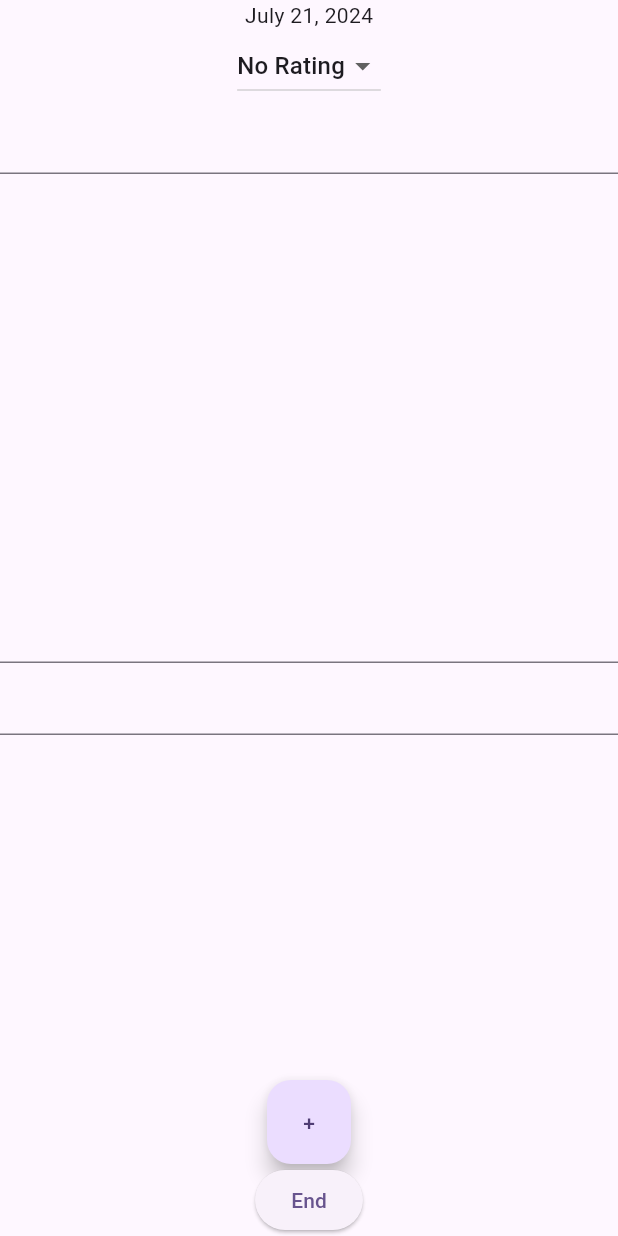
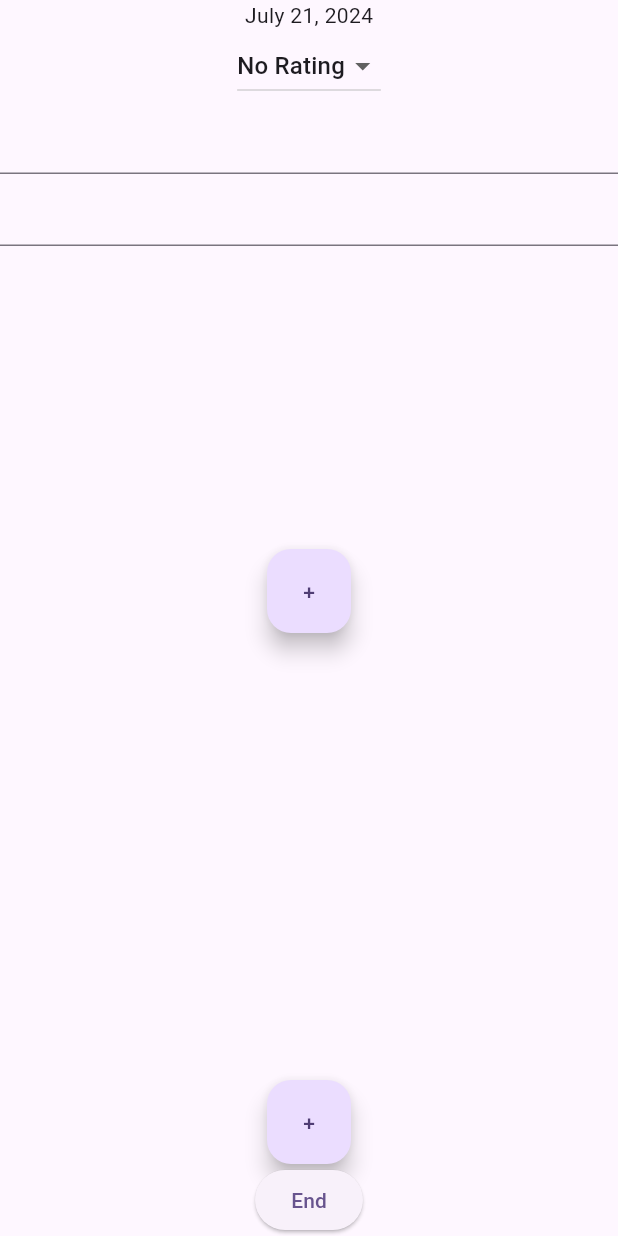
Before and after one commit to IvanMoreno/Kaizen, a Flutter app: the screen it shows after launch, after a tap on an icon or button, on a phone screen of 412 x 824 dp. Run offline on Flutter 3.47's test engine with Material 3 defaults, Android fonts, the phone set to English and light mode, and no system bars.

Commit message:
feat!: add more good things to list

```diff
--- a/lib/WorkdayFormulary.dart
+++ b/lib/WorkdayFormulary.dart
@@ -19,6 +19,7 @@ class WorkdayFormulary extends StatefulWidget {
 
 class _WorkdayFormularyState extends State<WorkdayFormulary> {
   final List<BadThingEntry> _allBadThings = List.empty(growable: true);
+  final List<GoodThingField> _allGoodThings = List.generate(1, (_) => GoodThingField(), growable: true);
   String rating = "0";
 
   @override
@@ -28,6 +29,7 @@ class _WorkdayFormularyState extends State<WorkdayFormulary> {
         Date(),
         Rating(),
         AllGoodThings(),
+        AddGoodThingButton(),
         AllBadThings(),
         AddBadThingButton(),
         EndWorkday()
@@ -40,6 +42,13 @@ class _WorkdayFormularyState extends State<WorkdayFormulary> {
       onPressed: () => setState(() {
             _allBadThings.add(BadThingEntry());
           }),
+      child: const Text("+"));
+
+  Widget AddGoodThingButton() => FloatingActionButton(
+      key: const Key("AddGoodThing"),
+      onPressed: () => setState(() {
+        _allGoodThings.add(GoodThingField());
+      }),
       child: const Text("+"));
 
   Widget Rating() {
@@ -62,10 +71,14 @@ class _WorkdayFormularyState extends State<WorkdayFormulary> {
   String FormattedDate() => DateFormat("MMMM dd, yyyy").format(widget.today());
 
   Widget AllGoodThings() => Expanded(
-          child: ListView(
-        key: const Key("AllGoodThings"),
-        children: [GoodThingField()],
-      ));
+    child: ListView.builder(
+      key: const Key("AllGoodThings"),
+      itemCount: _allGoodThings.length,
+      itemBuilder: (context, index) {
+        return _allGoodThings[index];
+      },
+    ),
+  );
 
   Widget AllBadThings() => Expanded(
         child: ListView.builder(
@@ -78,7 +91,14 @@ class _WorkdayFormularyState extends State<WorkdayFormulary> {
       );
 
   Widget EndWorkday() => ElevatedButton(
-      key: const Key("EndWorkday"), onPressed: () => widget.repository.Save(Today()), child: const Text("End"));
+      key: const Key("EndWorkday"),
+      onPressed: () => widget.repository.Save(Today()),
+      child: const Text("End"));
 
-  Workday Today() => Workday(date: widget.today(), rating: int.parse(rating), goodThings: [GoodThing("something good")], badThings: [BadThing(issue: "something bad", proposedSolution: "a solution")]);
+  Workday Today() =>
+      Workday(date: widget.today(), rating: int.parse(rating), goodThings: [
+        GoodThing("something good")
+      ], badThings: [
+        BadThing(issue: "something bad", proposedSolution: "a solution")
+      ]);
 }
```
Also changed, not shown: 1 other file.
